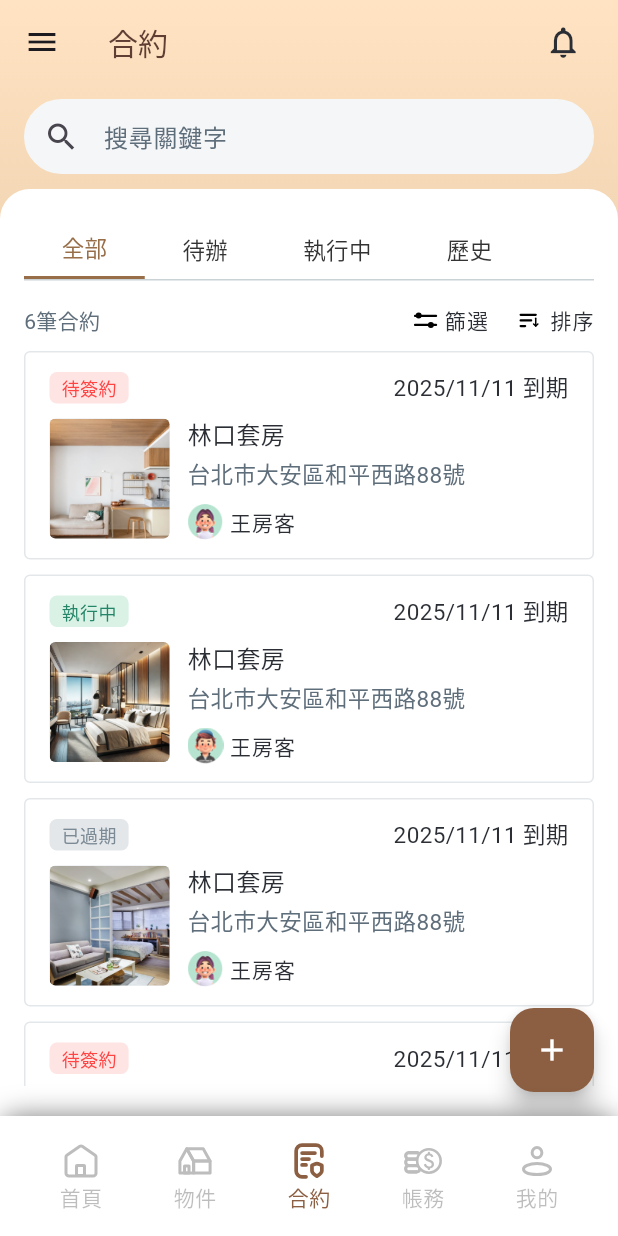
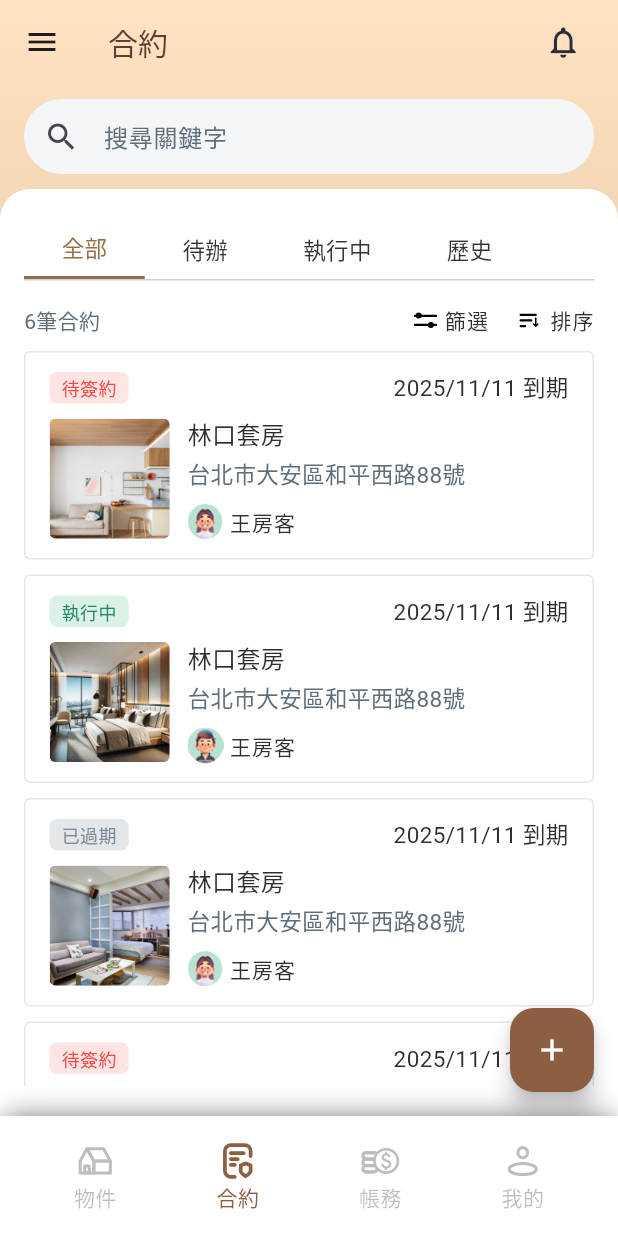
Before and after one commit to datapkt-dev/mylo-app, a Flutter app: the IndexFrame screen opened directly, on a phone screen of 412 x 824 dp. Run offline on Flutter 3.47's test engine with Material 3 defaults, Android fonts, the phone set to English and light mode, and no system bars; our stand-ins replace fl_chart, flutter_riverpod, flutter_secure_storage, flutter_svg, fluttertoast, gap and 4 more; missing offline and left inert: syncfusion_flutter_pdfviewer; accounts and stored records are empty; network calls fail; Roboto replaces fonts that are missing (PingFang SC, PingFang TC); project files that could hold a hidden picture were left out.

Commit message:
[edit] hide index_page

```diff
--- a/lib/modules/index_frame.dart
+++ b/lib/modules/index_frame.dart
@@ -231,11 +231,11 @@ class _PageFrameState extends State<IndexFrame> {
           child: Row(
             mainAxisAlignment: MainAxisAlignment.spaceAround,
             children: [
-              _buildBottomNavigationBarItem(
-                0,
-                'assets/icons/frame/index.svg',
-                '首頁',
-              ),
+              // _buildBottomNavigationBarItem(
+              //   0,
+              //   'assets/icons/frame/index.svg',
+              //   '首頁',
+              // ),
               _buildBottomNavigationBarItem(
                 1,
                 'assets/icons/frame/property.svg',
--- a/lib/modules/index_page/index_page.dart
+++ b/lib/modules/index_page/index_page.dart
@@ -33,15 +33,13 @@ class _IndexPageState extends State<IndexPage> {
         automaticallyImplyLeading: false,
         backgroundColor: Colors.transparent,
         centerTitle: false,
-        title: Container(
-          child: Text(
+        title: Text(
           '麥落',
           style: TextStyle(
             color: Color(0xFF202531),
             fontSize: 22,
             fontFamily: 'PingFang TC',
             fontWeight: FontWeight.w400,
-            ),
           ),
         ),
       ),
```
Lines whose indentation alone changed are shown as unchanged.
